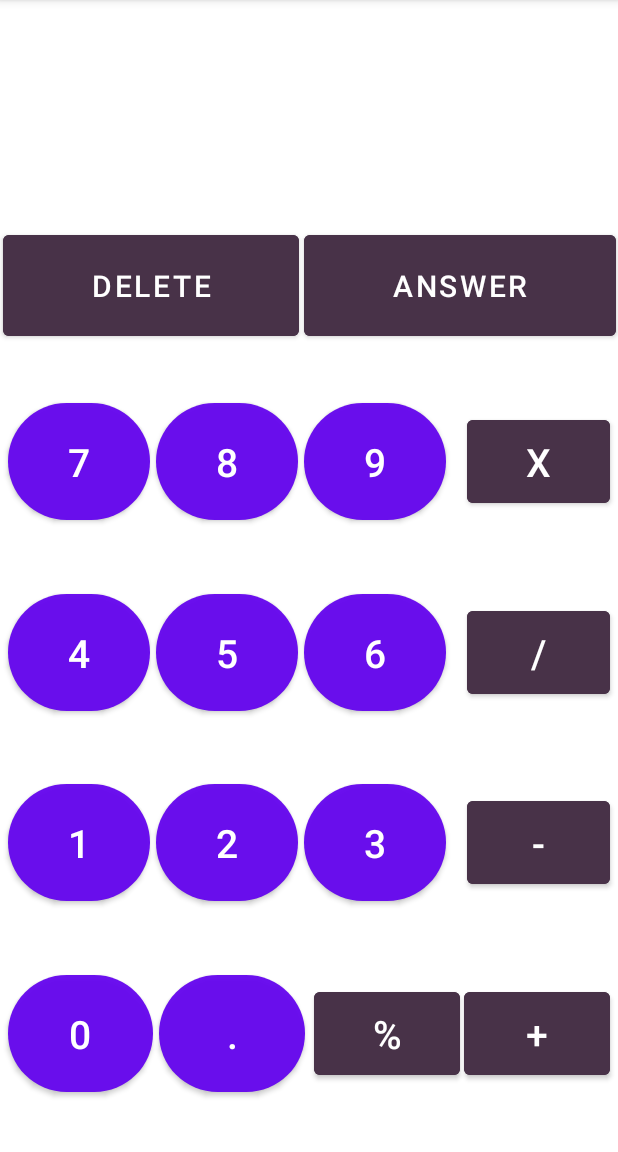
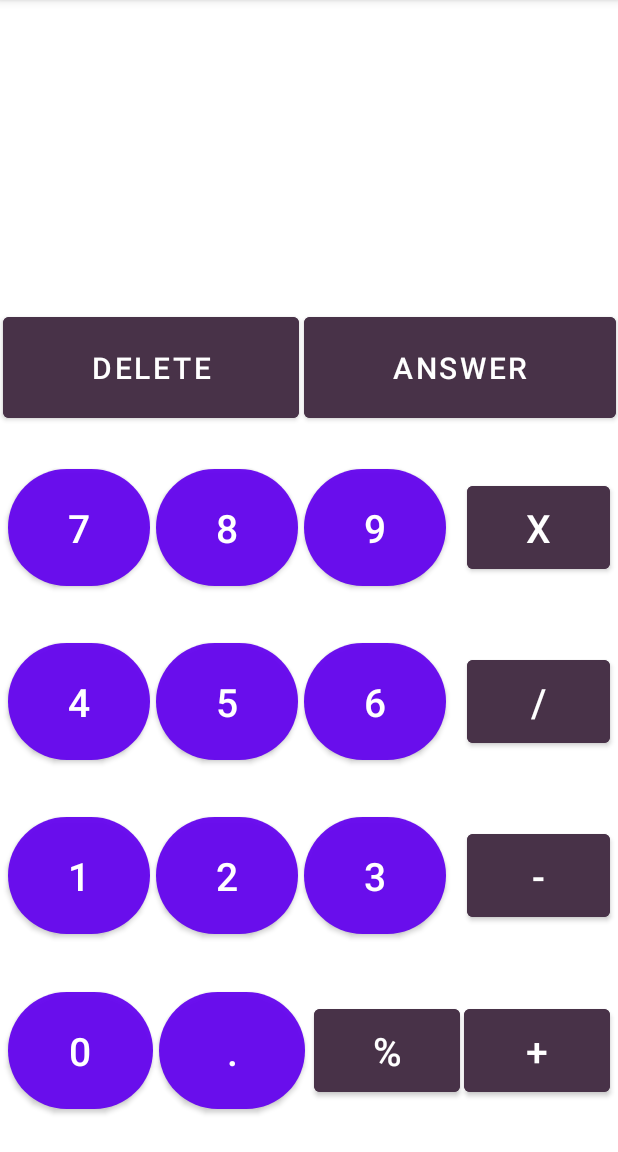
Before and after one commit to Pabasaraa/Calculator-App, an Android app: the screen it shows after launch (MainActivity), on a phone screen of 412 x 824 dp, the part 84-1236 px from its top. Run offline under Robolectric (Android 15) with nearby library versions, the phone set to English and light mode, and no system bars.

Commit message:
Added weightsum to layouts

```diff
--- a/app/src/main/res/layout/activity_main.xml
+++ b/app/src/main/res/layout/activity_main.xml
@@ -4,12 +4,14 @@
     xmlns:tools="http://schemas.android.com/tools"
     android:layout_width="match_parent"
     android:layout_height="match_parent"
+    android:weightSum="8"
     android:orientation="vertical"
     tools:context=".MainActivity">
 
     <LinearLayout
         android:layout_width="match_parent"
         android:layout_height="wrap_content"
+        android:layout_weight="3"
         android:orientation="horizontal">
 
         <TextView
@@ -27,7 +29,7 @@
     <LinearLayout
         android:layout_width="match_parent"
         android:layout_height="wrap_content"
-        android:layout_weight="0.2"
+        android:layout_weight="1"
         android:orientation="horizontal">
 
         <Button
@@ -60,7 +62,7 @@
     <LinearLayout
         android:layout_width="match_parent"
         android:layout_height="wrap_content"
-        android:layout_weight="0.2"
+        android:layout_weight="1"
         android:orientation="horizontal">
 
         <Button
@@ -122,7 +124,7 @@
     <LinearLayout
         android:layout_width="match_parent"
         android:layout_height="wrap_content"
-        android:layout_weight="0.2"
+        android:layout_weight="1"
         android:orientation="horizontal">
 
         <Button
@@ -184,7 +186,7 @@
     <LinearLayout
         android:layout_width="match_parent"
         android:layout_height="wrap_content"
-        android:layout_weight="0.2"
+        android:layout_weight="1"
         android:orientation="horizontal">
 
         <Button
@@ -246,7 +248,7 @@
     <LinearLayout
         android:layout_width="match_parent"
         android:layout_height="wrap_content"
-        android:layout_weight="0.2"
+        android:layout_weight="1"
         android:orientation="horizontal">
 
         <Button
```
